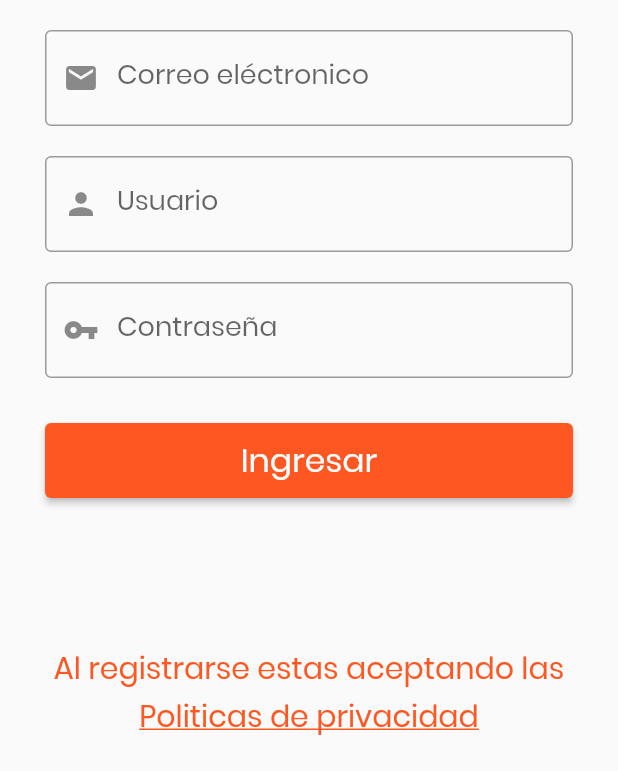
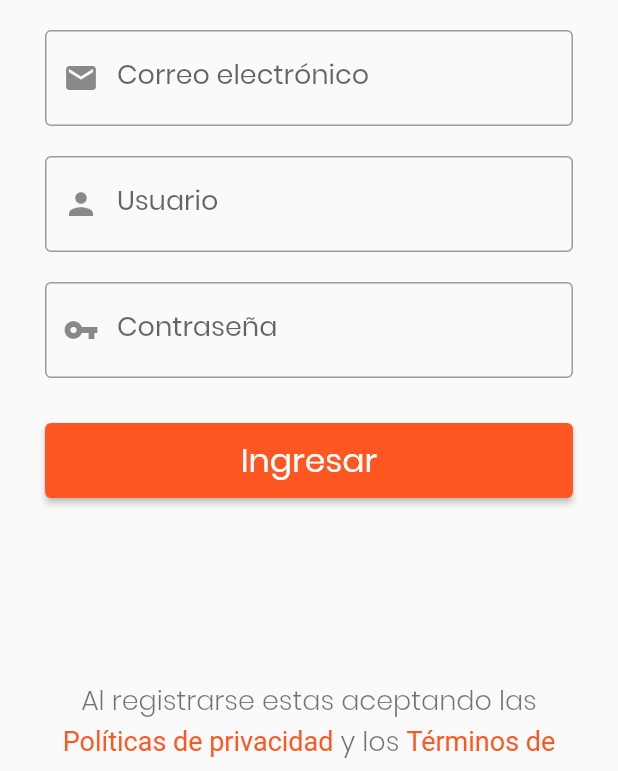
Before and after one commit to ChuchinJJ/PlaceBot, a Flutter app: the screen it shows after launch, after a tap on "Crear cuenta", on a phone screen of 412 x 824 dp, the part 465-1236 px from its top. Run offline on Flutter 3.47's test engine with Material 2 defaults, Android fonts, the phone set to English and light mode, and no system bars; our stand-ins replace cloud_firestore, firebase_auth, firebase_core, flutter_chat_types, flutter_chat_ui, geolocator and 2 more; missing offline and left inert: flutter_polyline_points, flutter_witai; accounts and stored records are empty.

Commit message:
dev_s06 correcciones ortográficas

```diff
--- a/lib/models/Lugar.dart
+++ b/lib/models/Lugar.dart
@@ -25,7 +25,7 @@ class Lugar extends Intencion {
     } catch (e) {
       print(e);
       mostrar = false;
-      respuesta = "Lo sentimos ocurrio un error, intenta de otra forma";
+      respuesta = "Lo sentimos ocurrió un error, intenta de otra forma";
     }
   }
 
--- a/lib/models/LugaresCercanos.dart
+++ b/lib/models/LugaresCercanos.dart
@@ -48,7 +48,7 @@ class LugaresCercanos extends Intencion {
     } catch (e) {
       print(e);
       mostrar = false;
-      respuesta = "Lo sentimos ocurrio un error, intenta de otra forma";
+      respuesta = "Lo sentimos ocurrió un error, intenta de otra forma";
     }
   }
 
--- a/lib/models/Ruta.dart
+++ b/lib/models/Ruta.dart
@@ -38,7 +38,7 @@ class Ruta extends Intencion {
     } catch (e) {
       print(e);
       mostrar = false;
-      respuesta = "Lo sentimos ocurrio un error, intenta de otra forma";
+      respuesta = "Lo sentimos ocurrió un error, intenta de otra forma";
     }
   }
 
--- a/lib/views/RutaView.dart
+++ b/lib/views/RutaView.dart
@@ -62,7 +62,7 @@ class RutaViewState extends State<RutaView> with TickerProviderStateMixin {
     MapType mapa;
     if (tipo == "Terreno") {
       mapa = MapType.terrain;
-    } else if (tipo == "Satelite") {
+    } else if (tipo == "Satélite") {
       mapa = MapType.satellite;
     } else {
       mapa = MapType.normal;
@@ -251,7 +251,7 @@ class RutaViewState extends State<RutaView> with TickerProviderStateMixin {
                         cambiarMapa(newValue);
                       });
                     },
-                    items: <String>['Normal', 'Satelite', 'Terreno']
+                    items: <String>['Normal', 'Satélite', 'Terreno']
                         .map<DropdownMenuItem<String>>((String value) {
                       return DropdownMenuItem<String>(
                         value: value,
--- a/lib/views/aviso.dart
+++ b/lib/views/aviso.dart
@@ -39,7 +39,7 @@ class AvisoState extends State<Aviso> {
                     crossAxisAlignment: CrossAxisAlignment.start,
                     children: <Widget>[
                       Text(
-                        "Politica de privacidad de PlaceBot",
+                        "Política de privacidad de PlaceBot",
                         style: TextStyle(
                           fontSize: 26,
                           color: Colors.deepOrange,
--- a/lib/views/configuracion.dart
+++ b/lib/views/configuracion.dart
@@ -115,7 +115,7 @@ class ConfiguracionState extends State<Configuracion> {
                   MaterialPageRoute(builder: (context) => Terminos()),
                 );
               },
-              title: Text("Terminos de uso",
+              title: Text("Términos de uso",
                   style:
                       TextStyle(color: Colors.deepOrangeAccent, fontSize: 16)),
               leading: Icon(
--- a/lib/views/login.dart
+++ b/lib/views/login.dart
@@ -49,9 +49,9 @@ class _LoginPageState extends State<LoginPage> {
                       keyboardType: TextInputType.emailAddress,
                       decoration: InputDecoration(
                         prefixIcon: Icon(Icons.email),
-                        labelText: "Correo eléctronico",
+                        labelText: "Correo electrónico",
                         labelStyle: TextStyle(fontSize: 18),
-                        hintText: 'Ingrese su correo eléctronico',
+                        hintText: 'Ingrese su correo electrónico',
                         border: OutlineInputBorder(),
                       )),
                   SizedBox(height: 20.0),
--- a/lib/views/lugaresCercanosView.dart
+++ b/lib/views/lugaresCercanosView.dart
@@ -43,7 +43,7 @@ class LugaresCercanosViewState extends State<LugaresCercanosView> {
     MapType mapa;
     if (tipo == "Terreno") {
       mapa = MapType.terrain;
-    } else if (tipo == "Satelite") {
+    } else if (tipo == "Satélite") {
       mapa = MapType.satellite;
     } else {
       mapa = MapType.normal;
@@ -117,7 +117,7 @@ class LugaresCercanosViewState extends State<LugaresCercanosView> {
                 cambiarMapa(newValue);
               });
             },
-            items: <String>['Normal', 'Satelite', 'Terreno']
+            items: <String>['Normal', 'Satélite', 'Terreno']
                 .map<DropdownMenuItem<String>>((String value) {
               return DropdownMenuItem<String>(
                 value: value,
--- a/lib/views/lugarview.dart
+++ b/lib/views/lugarview.dart
@@ -27,7 +27,7 @@ class LugarViewState extends State<LugarView> {
     MapType mapa;
     if (tipo == "Terreno") {
       mapa = MapType.terrain;
-    } else if (tipo == "Satelite") {
+    } else if (tipo == "Satélite") {
       mapa = MapType.satellite;
     } else {
       mapa = MapType.normal;
@@ -100,7 +100,7 @@ class LugarViewState extends State<LugarView> {
                 cambiarMapa(newValue);
               });
             },
-            items: <String>['Normal', 'Satelite', 'Terreno']
+            items: <String>['Normal', 'Satélite', 'Terreno']
                 .map<DropdownMenuItem<String>>((String value) {
               return DropdownMenuItem<String>(
                 value: value,
--- a/lib/views/nuevaCuenta.dart
+++ b/lib/views/nuevaCuenta.dart
@@ -1,5 +1,7 @@
+import 'package:flutter/gestures.dart';
 import 'package:flutter/material.dart';
 import 'package:placebot/views/aviso.dart';
+import 'package:placebot/views/terminosUso.dart';
 import 'package:placebot/widget/AlertDialog.dart';
 import 'package:provider/provider.dart';
 import '/services/auth.dart';
@@ -51,9 +53,9 @@ class NuevaCuentaState extends State<NuevaCuenta> {
                       },
                       decoration: InputDecoration(
                         prefixIcon: Icon(Icons.email),
-                        labelText: "Correo eléctronico",
+                        labelText: "Correo electrónico",
                         labelStyle: TextStyle(fontSize: 18),
-                        hintText: 'Ingrese su correo eléctronico',
+                        hintText: 'Ingrese su correo electrónico',
                         border: OutlineInputBorder(),
                       )),
                   SizedBox(height: 20.0),
@@ -141,32 +143,44 @@ class NuevaCuentaState extends State<NuevaCuenta> {
                     ),
                   ),
                 ]))),
-        Column(
-          children: [
-            SizedBox(height: MediaQuery.of(context).size.height / 12),
+        SizedBox(height: MediaQuery.of(context).size.height / 16),
         Container(
-              child: Text(
-                "Al registrarse estas aceptando las",
+          padding: EdgeInsets.all(40),
+          child: RichText(
             textAlign: TextAlign.center,
+            text: TextSpan(
+              text: 'Al registrarse estas aceptando las ',
               style: TextStyle(
-                  fontSize: 20,
-                  color: Colors.deepOrange,
-                ),
-              ),
-            ),
-            TextButton(
-                onPressed: () {
+                  fontSize: 18,
+                  color: Colors.black54,
+                  fontFamily: 'Poppins-Light'),
+              children: <TextSpan>[
+                TextSpan(
+                  text: 'Políticas de privacidad',
+                  style: TextStyle(color: Colors.deepOrange),
+                  recognizer: TapGestureRecognizer()
+                    ..onTap = () {
                       Navigator.push(
                         context,
                         MaterialPageRoute(builder: (context) => Aviso()),
                       );
                     },
-                child: Text("Politicas de privacidad",
-                    style: TextStyle(
-                        fontSize: 20,
-                        decoration: TextDecoration.underline,
-                        height: 0.001))),
+                ),
+                TextSpan(text: " y los "),
+                TextSpan(
+                  text: 'Términos de uso',
+                  style: TextStyle(color: Colors.deepOrange),
+                  recognizer: TapGestureRecognizer()
+                    ..onTap = () {
+                      Navigator.push(
+                        context,
+                        MaterialPageRoute(builder: (context) => Terminos()),
+                      );
+                    },
+                ),
               ],
+            ),
+          ),
         )
       ]),
     );
--- a/lib/views/ressetPass.dart
+++ b/lib/views/ressetPass.dart
@@ -57,9 +57,9 @@ class RessetPassState extends State<RessetPass> {
                         },
                         decoration: InputDecoration(
                           prefixIcon: Icon(Icons.email),
-                          labelText: "Correo eléctronico",
+                          labelText: "Correo electrónico",
                           labelStyle: TextStyle(fontSize: 18),
-                          hintText: 'Ingrese su correo eléctronico',
+                          hintText: 'Ingrese su correo electrónico',
                           border: OutlineInputBorder(),
                         )),
                     SizedBox(height: 30.0),
--- a/lib/views/terminosUso.dart
+++ b/lib/views/terminosUso.dart
@@ -267,7 +267,7 @@ class TerminosState extends State<Terminos> {
                               fontFamily: 'Poppins-Light'),
                           children: <TextSpan>[
                             TextSpan(
-                              text: 'Politicas de privacidad',
+                              text: 'Políticas de privacidad',
                               style: TextStyle(color: Colors.deepOrange),
                               recognizer: TapGestureRecognizer()
                                 ..onTap = () {
```
Also changed, not shown: lib/models/Traits.dart (+9 -8 lines), lib/views/mapa.dart (deleted, +0 -28 lines). Lines whose indentation alone changed are shown as unchanged.
